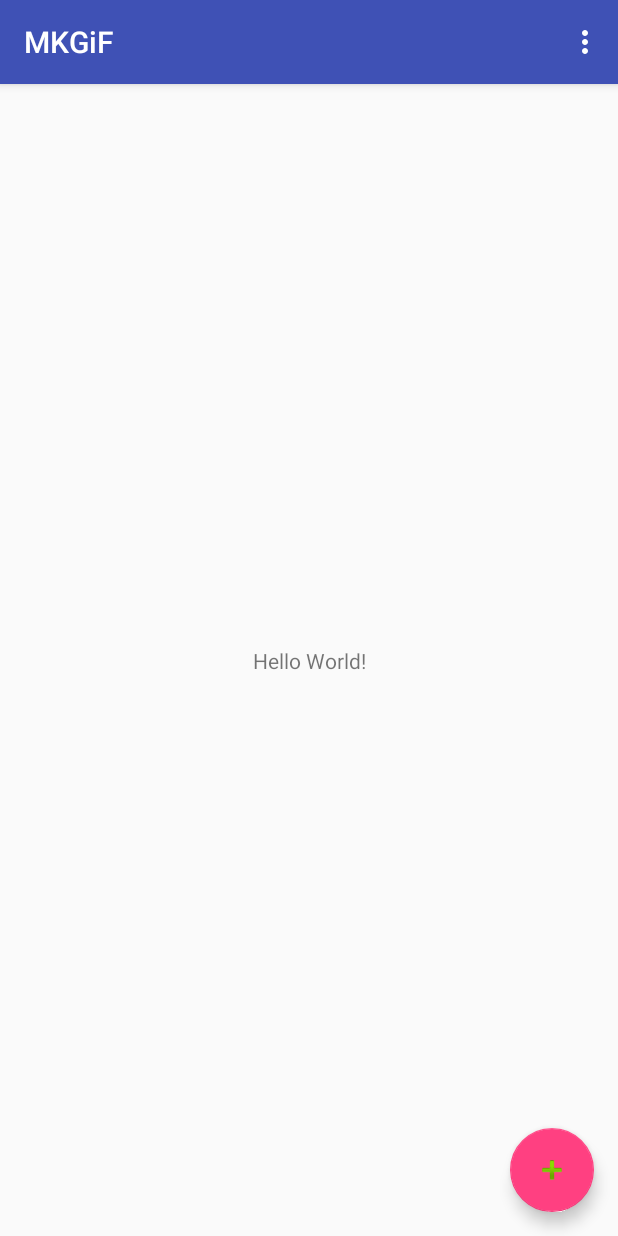
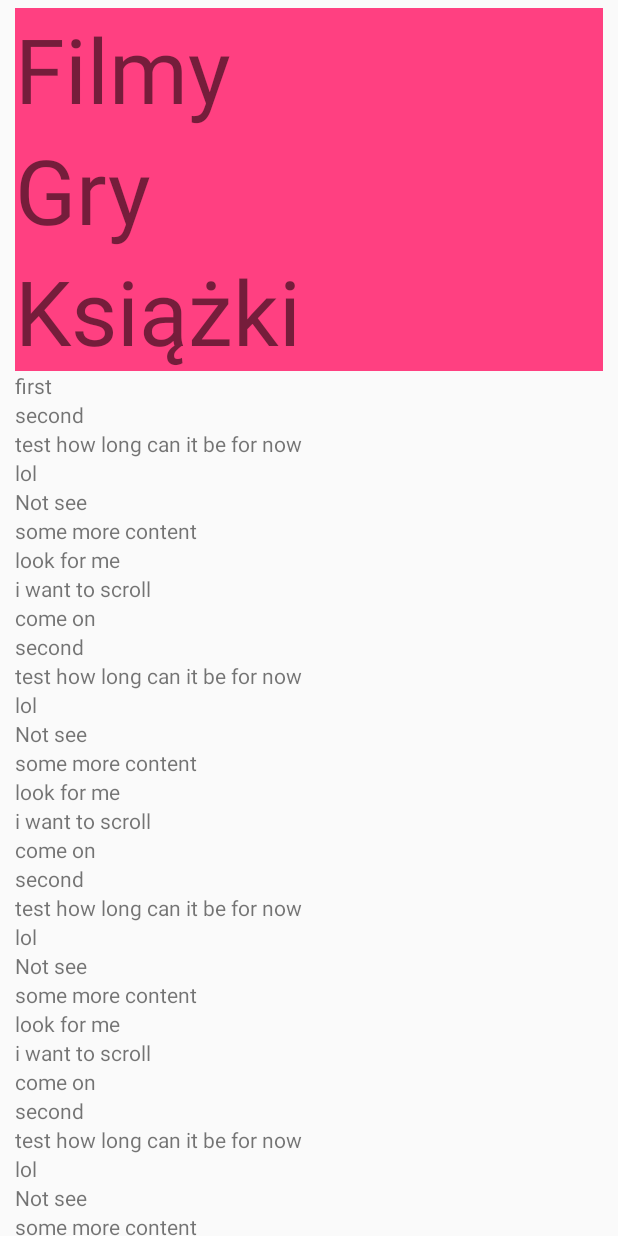
Before and after one commit to Matix8741/MKGiF, an Android app: the screen it shows after launch (MainActivity), on a phone screen of 412 x 824 dp. Run offline under Robolectric (Android 15) with nearby library versions, the phone set to English and light mode, and no system bars.

Commit message:
structure for list of objects

```diff
--- a/adnroid_app/app/src/main/java/com/metody/mkgif/MainActivity.java
+++ b/adnroid_app/app/src/main/java/com/metody/mkgif/MainActivity.java
@@ -1,52 +1,75 @@
 package com.metody.mkgif;
 
 import android.os.Bundle;
-import android.support.design.widget.FloatingActionButton;
-import android.support.design.widget.Snackbar;
 import android.support.v7.app.AppCompatActivity;
-import android.support.v7.widget.Toolbar;
-import android.view.View;
-import android.view.Menu;
-import android.view.MenuItem;
+import android.support.v7.widget.LinearLayoutManager;
+import android.support.v7.widget.RecyclerView;
+
+import com.metody.mkgif.data.tools.MyAdapter;
 
 public class MainActivity extends AppCompatActivity {
+
+    private RecyclerView mRecyclerView;
+    private RecyclerView.Adapter mAdapter;
+    private RecyclerView.LayoutManager mLayoutManager;
 
     @Override
     protected void onCreate(Bundle savedInstanceState) {
         super.onCreate(savedInstanceState);
         setContentView(R.layout.activity_main);
-        Toolbar toolbar = (Toolbar) findViewById(R.id.toolbar);
-        setSupportActionBar(toolbar);
+        mRecyclerView = findViewById(R.id.recycler_view1);
 
-        FloatingActionButton fab = (FloatingActionButton) findViewById(R.id.fab);
-        fab.setOnClickListener(new View.OnClickListener() {
-            @Override
-            public void onClick(View view) {
-                Snackbar.make(view, "Replace with your own action", Snackbar.LENGTH_LONG)
-                        .setAction("Action", null).show();
-            }
-        });
-    }
+        // use this setting to improve performance if you know that changes
+        // in content do not change the layout size of the RecyclerView
+        mRecyclerView.setHasFixedSize(true);
 
-    @Override
-    public boolean onCreateOptionsMenu(Menu menu) {
-        // Inflate the menu; this adds items to the action bar if it is present.
-        getMenuInflater().inflate(R.menu.menu_main, menu);
-        return true;
-    }
+        // use a linear layout manager
+        mLayoutManager = new LinearLayoutManager(this);
+        mRecyclerView.setLayoutManager(mLayoutManager);
 
-    @Override
-    public boolean onOptionsItemSelected(MenuItem item) {
-        // Handle action bar item clicks here. The action bar will
+        // specify an adapter (see also next example)
+        String[] myDataset = {"Filmy", "Gry", "Książki", "first", "second", "test how long can it be for now", "lol", "Not see",
+                "some more content", "look for me", "i want to scroll", "come on"
+                , "second", "test how long can it be for now", "lol", "Not see",
+                "some more content", "look for me", "i want to scroll", "come on"
+                , "second", "test how long can it be for now", "lol", "Not see",
+                "some more content", "look for me", "i want to scroll", "come on"
+                , "second", "test how long can it be for now", "lol", "Not see",
+                "some more content", "look for me", "i want to scroll", "come on"};
+        mAdapter = new MyAdapter(myDataset);
+        mRecyclerView.setAdapter(mAdapter);
+//        Toolbar toolbar = (Toolbar) findViewById(R.id.toolbar);
+//        setSupportActionBar(toolbar);
+
+//        FloatingActionButton fab = (FloatingActionButton) findViewById(R.id.fab);
+//        fab.setOnClickListener(new View.OnClickListener() {
+//            @Override
+//            public void onClick(View view) {
+//                Snackbar.make(view, "Replace with your own action", Snackbar.LENGTH_LONG)
+//                        .setAction("Action", null).show();
+//            }
+//        });
+//    }
+
+//    @Override
+//    public boolean onCreateOptionsMenu(Menu menu) {
+//         Inflate the menu; this adds items to the action bar if it is present.
+//        getMenuInflater().inflate(R.menu.menu_main, menu);
+//        return true;
+//    }
+
+//    @Override
+//    public boolean onOptionsItemSelected(MenuItem item) {
+//         Handle action bar item clicks here. The action bar will
         // automatically handle clicks on the Home/Up button, so long
         // as you specify a parent activity in AndroidManifest.xml.
-        int id = item.getItemId();
+//        int id = item.getItemId();
 
         //noinspection SimplifiableIfStatement
-        if (id == R.id.action_settings) {
-            return true;
-        }
+//        if (id == R.id.action_settings) {
+//            return true;
+//        }
 
-        return super.onOptionsItemSelected(item);
+//        return super.onOptionsItemSelected(item);
     }
 }
--- /dev/null
+++ b/adnroid_app/app/src/main/java/com/metody/mkgif/data/tools/DataItem.java
@@ -0,0 +1,29 @@
+package com.metody.mkgif.data.tools;
+
+public class DataItem {
+    public String getContetn() {
+        return contetn;
+    }
+
+    public DataType getDataTyp() {
+        return dataTyp;
+    }
+
+    public void setContetn(String contetn) {
+        this.contetn = contetn;
+    }
+
+    private String contetn;
+
+    public void setDataTyp(DataType dataTyp) {
+        this.dataTyp = dataTyp;
+    }
+
+    private DataType dataTyp;
+
+    public DataItem(String content, DataType dataTyp){
+        this.contetn = content;
+        this.dataTyp = dataTyp;
+    }
+
+}
--- /dev/null
+++ b/adnroid_app/app/src/main/java/com/metody/mkgif/data/tools/DataType.java
@@ -0,0 +1,5 @@
+package com.metody.mkgif.data.tools;
+
+public enum DataType {
+    Fuhrer, item
+}
--- a/adnroid_app/app/src/main/java/com/metody/mkgif/data/tools/MyAdapter.java
+++ b/adnroid_app/app/src/main/java/com/metody/mkgif/data/tools/MyAdapter.java
@@ -1,10 +1,95 @@
 package com.metody.mkgif.data.tools;
 
 import android.support.v7.widget.RecyclerView;
+import android.view.LayoutInflater;
+import android.view.View;
+import android.view.ViewGroup;
+import android.widget.TextView;
+import android.widget.Toast;
 
-/**
- * Created by Mateusz on 2017-11-13.
- */
+import com.metody.mkgif.R;
 
-public class MyAdapter extends RecyclerView.Adapter {
+public class MyAdapter extends RecyclerView.Adapter<MyAdapter.ViewHolder> {
+    private String[] mDataset;
+//    private final View.OnClickListener mOnClickListener = new MyOnClickListener(this);
+    // Provide a reference to the views for each data item
+    // Complex data items may need more than one view per item, and
+    // you provide access to all the views for a data item in a view holder
+    static class ViewHolder extends RecyclerView.ViewHolder {
+        // each data item is just a string in this case
+        TextView mTextView;
+        ViewHolder(TextView v) {
+            super(v);
+            mTextView = v;
+        }
+    }
+    static class ViewHolder2 extends RecyclerView.ViewHolder {
+        // each data item is just a string in this case
+        TextView mTextView;
+        ViewHolder2(TextView v) {
+            super(v);
+            mTextView = v;
+        }
+    }
+
+    // Provide a suitable constructor (depends on the kind of dataset)
+    public MyAdapter(String[] myDataset) {
+        mDataset = myDataset;
+    }
+
+    @Override
+    public int getItemViewType(int position) {
+        // Just as an example, return 0 or 2 depending on position
+        // Note that unlike in ListView adapters, types don't have to be contiguous
+        if(position < 3)
+            return 0;
+        else
+            return  1;
+    }
+    // Create new views (invoked by the layout manager)
+    @Override
+    public MyAdapter.ViewHolder onCreateViewHolder(ViewGroup parent,
+                                                   int viewType) {
+        // create a new view
+        TextView v = null;
+        switch (viewType){
+            case 0:
+                v = (TextView) LayoutInflater.from(parent.getContext())
+                        .inflate(R.layout.thema_layout, parent, false);
+                break;
+            case 1:
+                v = (TextView) LayoutInflater.from(parent.getContext())
+                        .inflate(R.layout.my_layout, parent, false);
+                break;
+        }
+        // set the view's size, margins, paddings and layout parameters
+        //...
+        final ViewHolder vh = new ViewHolder(v);
+        assert v != null;
+        v.setOnClickListener(new View.OnClickListener() {
+            @Override
+            public void onClick(View view) {
+//                int itemPosition = mRecyclerView.getChildLayoutPosition(view);
+                onBindViewHolder(vh, 0);
+                //                String item = mList.get(itemPosition);
+//                Toast.makeText(mContent, item, Toast.LENGTH_LONG).show();
+            }
+        });
+        return vh;
+    }
+
+    // Replace the contents of a view (invoked by the layout manager)
+    @Override
+    public void onBindViewHolder(ViewHolder holder, int position) {
+        // - get element from your dataset at this position
+        // - replace the contents of the view with that element
+        holder.mTextView.setText(mDataset[position]);
+
+    }
+
+    // Return the size of your dataset (invoked by the layout manager)
+    @Override
+    public int getItemCount() {
+        return mDataset.length;
+    }
 }
--- a/adnroid_app/app/src/main/java/com/metody/mkgif/data/tools/MyOnClickListener.java
+++ b/adnroid_app/app/src/main/java/com/metody/mkgif/data/tools/MyOnClickListener.java
@@ -1,10 +1,20 @@
 package com.metody.mkgif.data.tools;
 
-import android.content.DialogInterface;
+import android.support.v7.widget.RecyclerView;
+import android.view.View;
+import android.view.View.OnClickListener;
+import android.widget.Toast;
 
-/**
- * Created by Mateusz on 2017-11-13.
- */
+public class MyOnClickListener implements OnClickListener  {
 
-public class MyOnClickListener implements DialogInterface.OnClickListener {
+    private RecyclerView mRecyclerView;
+
+    public MyOnClickListener(RecyclerView mRecyclerView){
+        this.mRecyclerView = mRecyclerView;
+    }
+
+    @Override
+    public void onClick(View view) {
+        int itemPosition = mRecyclerView.getChildLayoutPosition(view);
+        }
 }
--- a/adnroid_app/app/src/main/res/layout/activity_main.xml
+++ b/adnroid_app/app/src/main/res/layout/activity_main.xml
@@ -1,33 +1,26 @@
 <?xml version="1.0" encoding="utf-8"?>
-<android.support.design.widget.CoordinatorLayout xmlns:android="http://schemas.android.com/apk/res/android"
-    xmlns:app="http://schemas.android.com/apk/res-auto"
+<ScrollView xmlns:android="http://schemas.android.com/apk/res/android"
     xmlns:tools="http://schemas.android.com/tools"
     android:layout_width="match_parent"
     android:layout_height="match_parent"
+    android:orientation="vertical"
     tools:context="com.metody.mkgif.MainActivity">
+    <!-- TODO ZMIENIC na swojego toolbara -->
+    <LinearLayout
+        android:id="@+id/lin"
+        android:layout_width="match_parent"
+        android:layout_height="500dp"
+        android:layout_marginStart="10dp"
+        android:layout_marginEnd="10dp"
+        android:layout_marginTop="5dp"
+        android:orientation="vertical">
 
-    <android.support.design.widget.AppBarLayout
-        android:layout_width="match_parent"
-        android:layout_height="wrap_content"
-        android:theme="@style/AppTheme.AppBarOverlay">
+        <android.support.v7.widget.RecyclerView
+            android:id="@+id/recycler_view1"
+            android:layout_width="match_parent"
+            android:layout_height="match_parent"
+            android:scrollbars="vertical">
 
-        <android.support.v7.widget.Toolbar
-            android:id="@+id/toolbar"
-            android:layout_width="match_parent"
-            android:layout_height="?attr/actionBarSize"
-            android:background="?attr/colorPrimary"
-            app:popupTheme="@style/AppTheme.PopupOverlay" />
-
-    </android.support.design.widget.AppBarLayout>
-
-    <include layout="@layout/content_main" />
-
-    <android.support.design.widget.FloatingActionButton
-        android:id="@+id/fab"
-        android:layout_width="wrap_content"
-        android:layout_height="wrap_content"
-        android:layout_gravity="bottom|end"
-        android:layout_margin="@dimen/fab_margin"
-        app:srcCompat="@android:drawable/ic_input_add" />
-
-</android.support.design.widget.CoordinatorLayout>
+        </android.support.v7.widget.RecyclerView>
+    </LinearLayout>
+</ScrollView>
--- a/adnroid_app/app/src/main/res/layout/my_layout.xml
+++ b/adnroid_app/app/src/main/res/layout/my_layout.xml
@@ -1,6 +1,6 @@
 <?xml version="1.0" encoding="utf-8"?>
-<android.support.constraint.ConstraintLayout
+<TextView
     xmlns:android="http://schemas.android.com/apk/res/android" android:layout_width="match_parent"
-    android:layout_height="match_parent">
+    android:layout_height="wrap_content">
 
-</android.support.constraint.ConstraintLayout>
+</TextView>
--- /dev/null
+++ b/adnroid_app/app/src/main/res/layout/thema_layout.xml
@@ -0,0 +1,8 @@
+<?xml version="1.0" encoding="utf-8"?>
+<TextView android:id="@+id/thirdSection"
+    android:layout_width="match_parent"
+    android:layout_height="wrap_content"
+    android:background="@color/colorAccent"
+    android:text="@string/książki"
+    android:textSize="60sp"
+    xmlns:android="http://schemas.android.com/apk/res/android" />
--- a/adnroid_app/app/src/main/res/values/strings.xml
+++ b/adnroid_app/app/src/main/res/values/strings.xml
@@ -1,4 +1,7 @@
 <resources>
     <string name="app_name">MKGiF</string>
     <string name="action_settings">Settings</string>
+    <string name="filmy">Filmy</string>
+    <string name="gry">Gry</string>
+    <string name="książki">książki</string>
 </resources>
```
Also changed, not shown: 2 other files.
